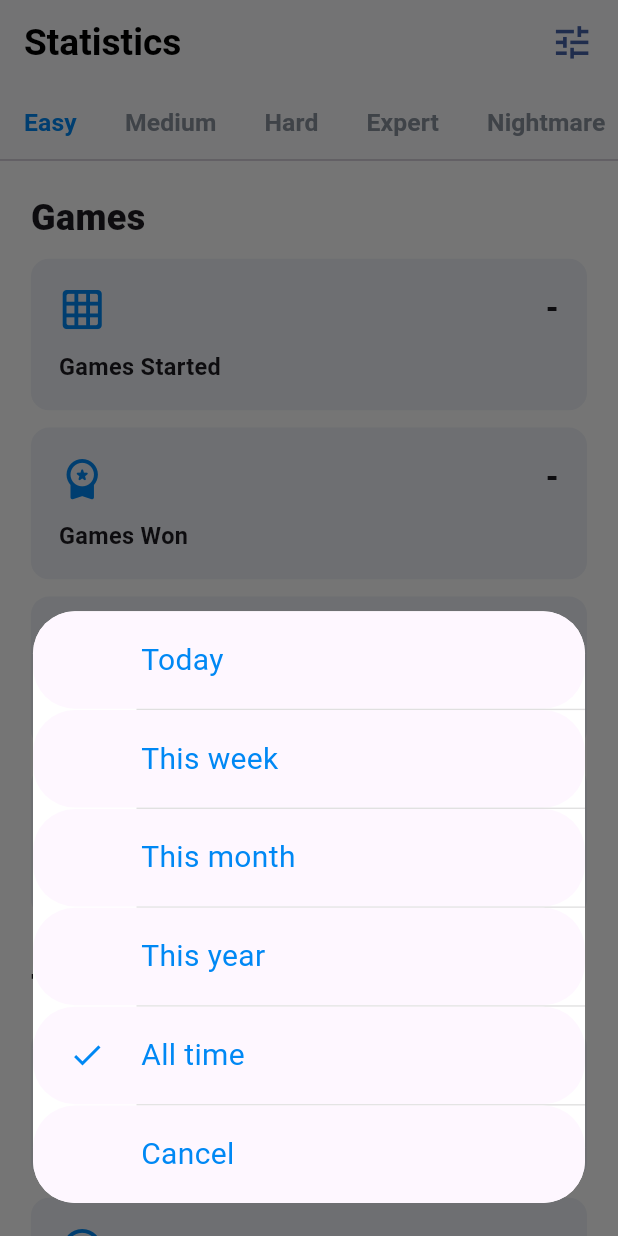
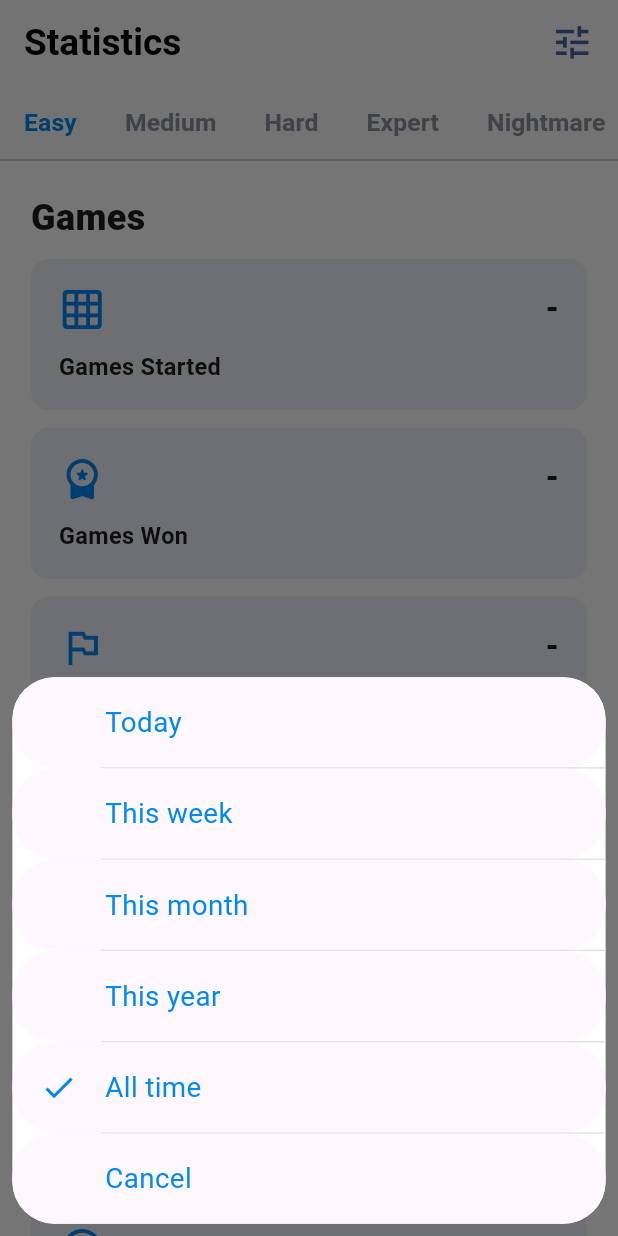
Before and after one commit to recepsenoglu/Flutter_Sudoku, a Flutter app: the StatisticsScreen screen opened by its route, after a tap on the "tune" icon, on a phone screen of 412 x 824 dp. Run offline on Flutter 3.47's test engine with Material 3 defaults, Android fonts, the phone set to English and light mode, and no system bars; our stand-ins replace shared_preferences; accounts and stored records are empty.

Commit message:
modal bottom sheets sizes fixed

```diff
--- a/lib/widgets/modal_bottom_sheet/modal_bottom_sheets.dart
+++ b/lib/widgets/modal_bottom_sheet/modal_bottom_sheets.dart
@@ -1,33 +1,31 @@
 import 'package:flutter/material.dart';
-import 'package:flutter_sudoku/utils/app_strings.dart';
-import 'package:flutter_sudoku/constant/enums.dart';
-import 'package:flutter_sudoku/constant/game_constants.dart';
-import 'package:flutter_sudoku/models/option_button_model.dart';
-import 'package:flutter_sudoku/services/game_routes.dart';
-import 'package:flutter_sudoku/utils/app_colors.dart';
-import 'package:flutter_sudoku/utils/utils.dart';
-import 'package:flutter_sudoku/widgets/widget_divider.dart';
+
+import '../../constant/enums.dart';
+import '../../constant/game_constants.dart';
+import '../../models/option_button_model.dart';
+import '../../services/game_routes.dart';
+import '../../utils/app_colors.dart';
+import '../../utils/app_strings.dart';
+import '../../utils/game_sizes.dart';
+import '../../utils/utils.dart';
+import '../widget_divider.dart';
 
 class ModalBottomSheets {
   static Future<dynamic> chooseTimeInterval(TimeInterval timeInterval) async {
     List<TimeInterval> options = GameSettings.getTimeIntervals;
-
     options.add(timeInterval);
 
     return await _showOptions(
-        options: List.generate(
-      options.length,
-      (index) => OptionButtonModel(
-        title: index == options.length - 1
-            ? AppStrings.cancel
-            : removeUnderscore(options[index].name),
-        selected: options[index].name == timeInterval.name &&
-            index != options.length - 1,
-        onTap: () {
-          return options[index];
-        },
-      ),
-    ));
+        options: List.generate(options.length, (index) {
+      TimeInterval intervalOption = options[index];
+      bool last = index == options.length - 1;
+      final bool isSelected = intervalOption.name == timeInterval.name && !last;
+      final String title =
+          last ? AppStrings.cancel : removeUnderscore(intervalOption.name);
+
+      return OptionButtonModel(
+          onTap: () => intervalOption, selected: isSelected, title: title);
+    }));
   }
 
   static Future<dynamic> chooseDifficulty(
@@ -35,29 +33,23 @@ class ModalBottomSheets {
     List<Difficulty> options = GameSettings.getDifficulties;
     final bool restartButton = restartDifficulty != null;
 
-    if (restartButton) {
-      options.add(restartDifficulty);
-    }
+    if (restartButton) options.add(restartDifficulty);
 
     return await _showOptions(
-        options: List.generate(
-      options.length,
-      (index) => OptionButtonModel(
-        title: index == options.length - 1 && restartButton
-            ? AppStrings.restart
-            : options[index].name,
-        onTap: () {
-          return options[index];
-        },
-      ),
-    ));
+        options: List.generate(options.length, (index) {
+      final String title = index == options.length - 1 && restartButton
+          ? AppStrings.restart
+          : options[index].name;
+
+      return OptionButtonModel(title: title, onTap: () => options[index]);
+    }));
   }
 
   static Future<dynamic> _showOptions({
     required List<OptionButtonModel> options,
   }) {
     const double radius = 28;
-    const double leadingWidth = 72;
+    final double leadingWidth = GameSizes.getWidth(0.15);
 
     final bool leading = options.any((element) => element.selected);
 
@@ -67,10 +59,10 @@ class ModalBottomSheets {
       enableDrag: false,
       builder: (context) {
         return Container(
-          margin: const EdgeInsets.all(22),
+          margin: GameSizes.getPadding(0.02),
           decoration: BoxDecoration(
             color: Colors.white,
-            borderRadius: BorderRadius.circular(radius),
+            borderRadius: GameSizes.getRadius(radius),
           ),
           child: WidgetDivider(
             leftPadding: leading ? leadingWidth - 3 : 0,
@@ -93,7 +85,7 @@ class ModalBottomSheets {
                 }
 
                 return Material(
-                  borderRadius: BorderRadius.circular(28),
+                  borderRadius: GameSizes.getRadius(28),
                   child: InkWell(
                     highlightColor: AppColors.whiteButtonForeground,
                     onTap: () {
@@ -102,7 +94,7 @@ class ModalBottomSheets {
                     borderRadius: borderRadius,
                     child: Container(
                       width: double.infinity,
-                      padding: const EdgeInsets.symmetric(vertical: 18),
+                      padding: GameSizes.getVerticalPadding(0.02),
                       child: Row(
                         children: [
                           if (leading) ...[
@@ -111,8 +103,11 @@ class ModalBottomSheets {
                               child: Visibility(
                                 visible: optionButton.selected,
                                 child: Center(
-                                  child: Icon(Icons.done,
-                                      color: AppColors.roundedButton),
+                                  child: Icon(
+                                    Icons.done,
+                                    color: AppColors.roundedButton,
+                                    size: GameSizes.getWidth(0.06),
+                                  ),
                                 ),
                               ),
                             ),
@@ -127,17 +122,19 @@ class ModalBottomSheets {
                                 Text(
                                   optionButton.title,
                                   style: TextStyle(
-                                      color: AppColors.roundedButton,
-                                      fontSize: 20.toDouble(),
-                                      fontWeight: FontWeight.w400),
+                                    color: AppColors.roundedButton,
+                                    fontWeight: FontWeight.w400,
+                                    fontSize: GameSizes.getWidth(0.045),
+                                  ),
                                 ),
                                 if (optionButton.subTitle != null) ...[
                                   Text(
                                     optionButton.title,
                                     style: TextStyle(
-                                        color: AppColors.roundedButton,
-                                        fontSize: 20.toDouble(),
-                                        fontWeight: FontWeight.w400),
+                                      color: AppColors.roundedButton,
+                                      fontWeight: FontWeight.w400,
+                                      fontSize: GameSizes.getWidth(0.03),
+                                    ),
                                   ),
                                 ],
                               ],
--- a/lib/widgets/widget_divider.dart
+++ b/lib/widgets/widget_divider.dart
@@ -2,11 +2,8 @@ import 'package:flutter/material.dart';
 import 'package:flutter_sudoku/utils/app_colors.dart';
 
 class WidgetDivider extends StatelessWidget {
-  const WidgetDivider({
-    required this.children,
-    this.leftPadding = 0,
-    super.key,
-  });
+  const WidgetDivider(
+      {required this.children, this.leftPadding = 0, super.key});
 
   final List<Widget> children;
   final double leftPadding;
```
